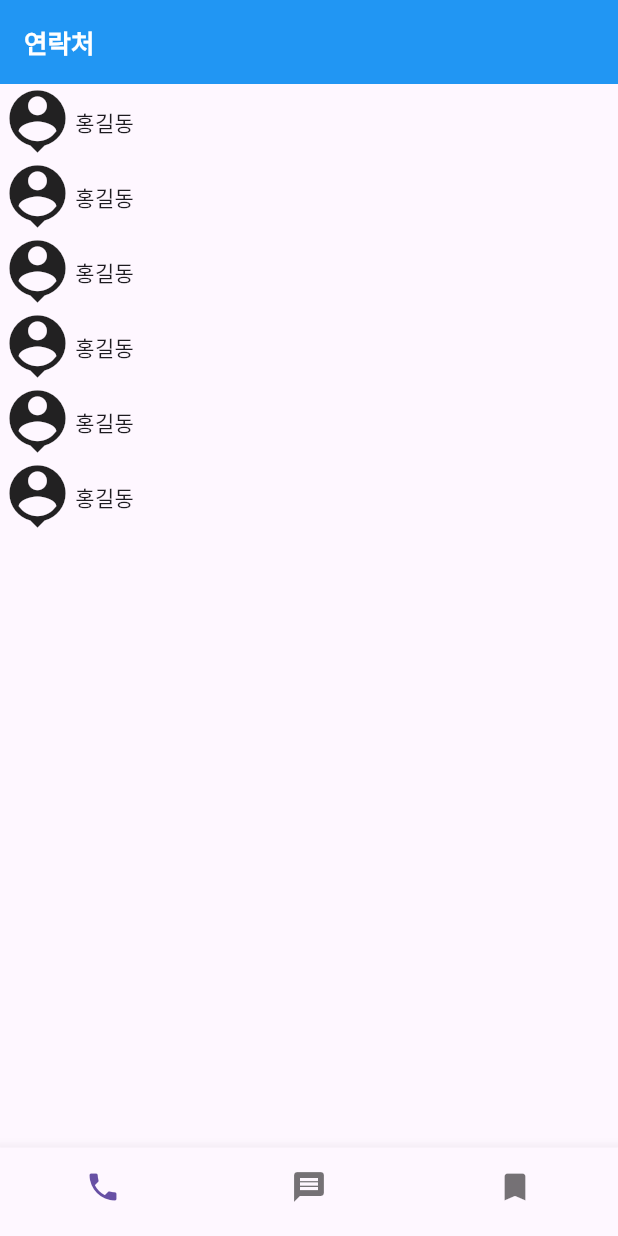
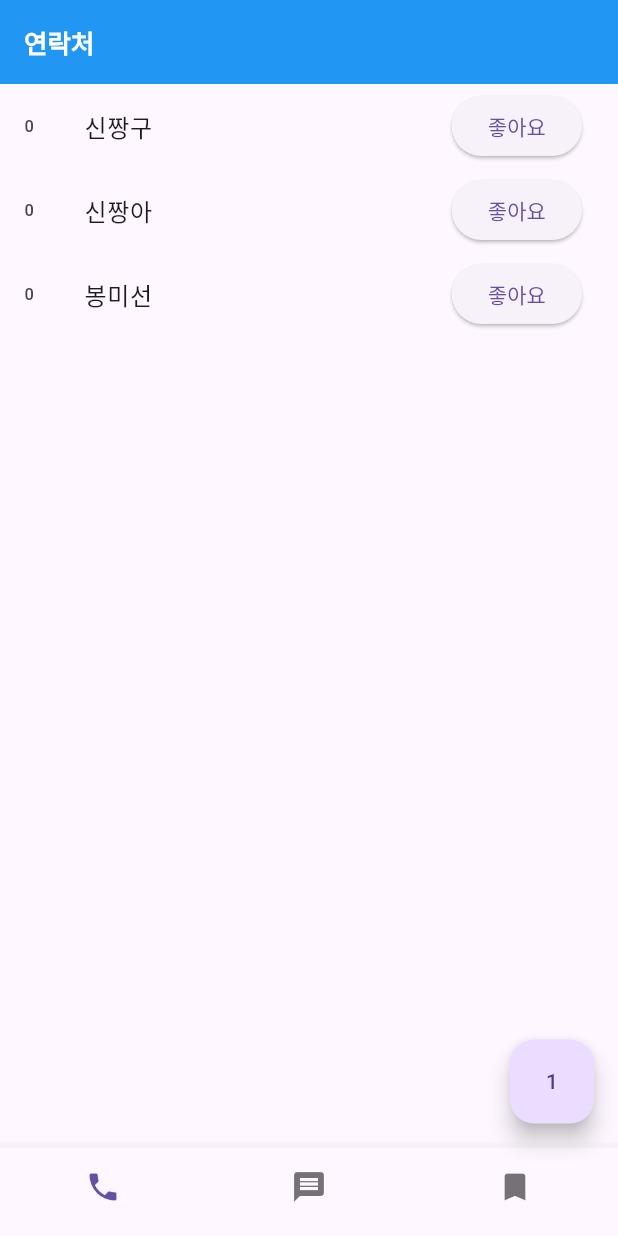
Before and after one commit to uheaji/Flutter-Study, a Flutter app: the screen it shows after launch, on a phone screen of 412 x 824 dp. Run offline on Flutter 3.47's test engine with Material 3 defaults, Android fonts, the phone set to English and light mode, and no system bars.

Commit message:
☎️연락처 앱:  StatefulWidget, Listview.builder & ListTile

```diff
--- a/contact_app/lib/main.dart
+++ b/contact_app/lib/main.dart
@@ -1,16 +1,32 @@
 import 'package:flutter/material.dart';
 
 void main() {
-  runApp(const MyApp());
+  runApp(MyApp());
 }
 
-class MyApp extends StatelessWidget {
-  const MyApp({super.key});
+class MyApp extends StatefulWidget {
+  MyApp({super.key});
+  @override
+  State<MyApp> createState() => _MyAppState();
+}
+
+class _MyAppState extends State<MyApp> {
+  var a = 1;
+  var name = ["신짱구", "신짱아", "봉미선"];
+  var favorite = [0, 0, 0];
 
   @override
   Widget build(BuildContext context) {
     return MaterialApp(
       home: Scaffold(
+        floatingActionButton: FloatingActionButton(
+          child: Text(a.toString()),
+          onPressed: () {
+            setState(() {
+              a++;
+            });
+          },
+        ),
         appBar: AppBar(
           title: Text(
             '연락처',
@@ -28,35 +44,24 @@ class MyApp extends StatelessWidget {
           backgroundColor: Colors.blue,
         ),
         bottomNavigationBar: BottomNav(),
-        body: ListView(
-          children: [
-            UserItem(),
-            UserItem(),
-            UserItem(),
-            UserItem(),
-            UserItem(),
-            UserItem(),
-          ],
+        body: ListView.builder(
+          itemCount: 3,
+          itemBuilder: (context, index) {
+            print(index);
+            return ListTile(
+              leading: Text(favorite[index].toString()),
+              title: Text(name[index]),
+              trailing: ElevatedButton(
+                onPressed: () {
+                  setState(() {
+                    favorite[index]++;
+                  });
+                },
+                child: Text("좋아요"),
+              ),
+            );
+          },
         ),
-      ),
-    );
-  }
-}
-
-class UserItem extends StatelessWidget {
-  const UserItem({super.key});
-
-  @override
-  Widget build(BuildContext context) {
-    return Expanded(
-      child: Row(
-        children: [
-          Icon(
-            Icons.person_pin,
-            size: 50,
-          ),
-          Text("홍길동"),
-        ],
       ),
     );
   }
```
